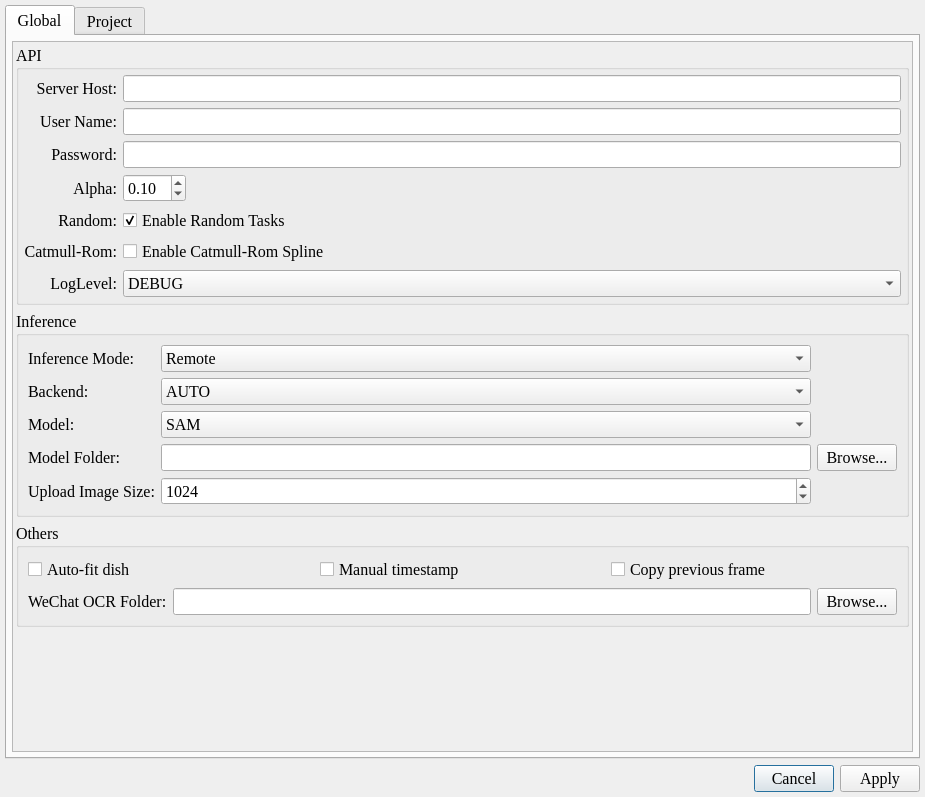
Above: resources/ui/dialog_settings.ui from ZhengGroupLZU/ZLabel before the change. Below: the same form after it.
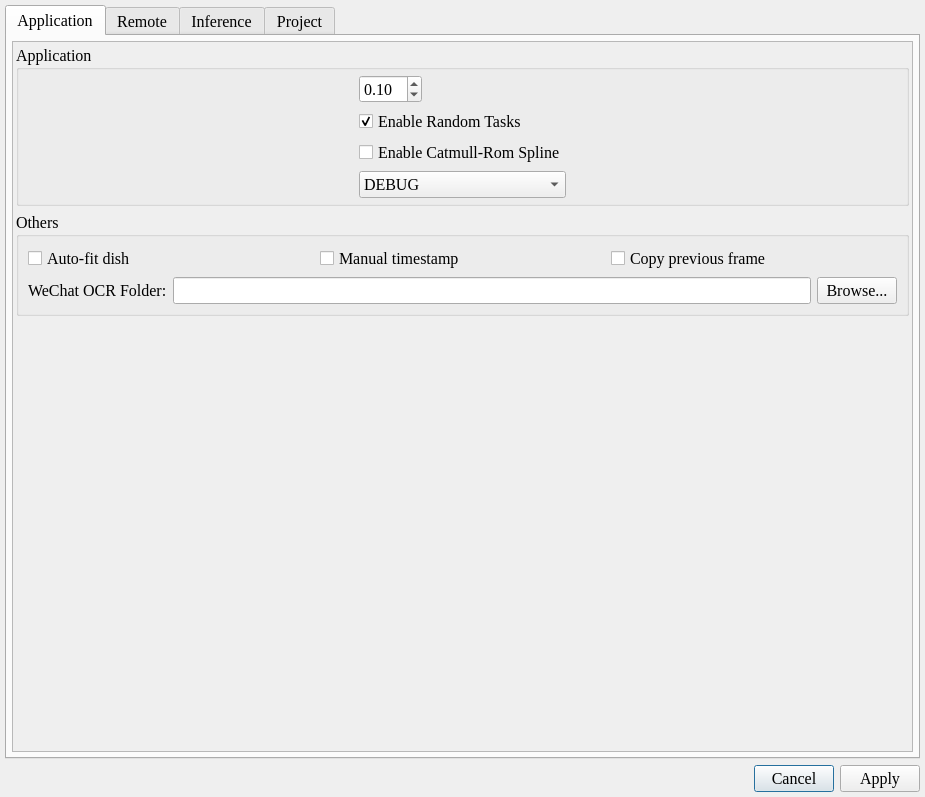
That is the form after the change. Icons and pictures are not drawn.

Commit message:
feat(settings): split Global tab into Application/Remote/Inference
- Application: display/workflow options (Alpha/Random/Catmull/LogLevel + Others)
- Remote: server host/user/password
- Inference: mode/backend/model/folder/upload size
- Project tab unchanged; widget object names preserved

Patch:
```diff
--- a/resources/ui/dialog_settings.ui
+++ b/resources/ui/dialog_settings.ui
@@ -78,7 +78,7 @@
      </property>
      <widget class="QWidget" name="tab_global">
       <attribute name="title">
-       <string>Global</string>
+      <string>Application</string>
       </attribute>
       <layout class="QGridLayout" name="gridLayout_7">
        <property name="leftMargin">
@@ -123,7 +123,7 @@
            <item row="0" column="0">
             <widget class="QGroupBox" name="groupBox">
              <property name="title">
-              <string>API</string>
+         <string>Application</string>
              </property>
              <layout class="QGridLayout" name="gridLayout_2">
               <property name="leftMargin">
@@ -165,100 +165,6 @@
                   </property>
                  </widget>
                 </item>
-                <item row="1" column="1">
-                 <widget class="QLineEdit" name="ledit_username"/>
-                </item>
-                <item row="1" column="0">
-                 <widget class="QLabel" name="label_4">
-                  <property name="text">
-                   <string>User Name:</string>
-                  </property>
-                  <property name="alignment">
-                   <set>Qt::AlignmentFlag::AlignRight|Qt::AlignmentFlag::AlignTrailing|Qt::AlignmentFlag::AlignVCenter</set>
-                  </property>
-                 </widget>
-                </item>
-                <item row="3" column="0">
-                 <widget class="QLabel" name="label_6">
-                  <property name="text">
-                   <string>Alpha:</string>
-                  </property>
-                  <property name="alignment">
-                   <set>Qt::AlignmentFlag::AlignRight|Qt::AlignmentFlag::AlignTrailing|Qt::AlignmentFlag::AlignVCenter</set>
-                  </property>
-                 </widget>
-                </item>
-                <item row="2" column="1">
-                 <widget class="QLineEdit" name="ledit_password">
-                  <property name="inputMethodHints">
-                   <set>Qt::InputMethodHint::ImhHiddenText|Qt::InputMethodHint::ImhNoAutoUppercase|Qt::InputMethodHint::ImhNoPredictiveText|Qt::InputMethodHint::ImhSensitiveData</set>
-                  </property>
-                  <property name="echoMode">
-                   <enum>QLineEdit::EchoMode::Password</enum>
-                  </property>
-                 </widget>
-                </item>
-                <item row="0" column="1">
-                 <widget class="QLineEdit" name="ledit_host">
-                  <property name="enabled">
-                   <bool>true</bool>
-                  </property>
-                 </widget>
-                </item>
-                <item row="6" column="0">
-                 <widget class="QLabel" name="label_11">
-                  <property name="text">
-                   <string>LogLevel:</string>
-                  </property>
-                  <property name="alignment">
-                   <set>Qt::AlignmentFlag::AlignRight|Qt::AlignmentFlag::AlignTrailing|Qt::AlignmentFlag::AlignVCenter</set>
-                  </property>
-                 </widget>
-                </item>
-                <item row="2" column="0">
-                 <widget class="QLabel" name="label_5">
-                  <property name="text">
-                   <string>Password:</string>
-                  </property>
-                  <property name="alignment">
-                   <set>Qt::AlignmentFlag::AlignRight|Qt::AlignmentFlag::AlignTrailing|Qt::AlignmentFlag::AlignVCenter</set>
-                  </property>
-                 </widget>
-                </item>
-                <item row="0" column="0">
-                 <widget class="QLabel" name="label">
-                  <property name="text">
-                   <string>Server Host:</string>
-                  </property>
-                  <property name="alignment">
-                   <set>Qt::AlignmentFlag::AlignRight|Qt::AlignmentFlag::AlignTrailing|Qt::AlignmentFlag::AlignVCenter</set>
-                  </property>
-                 </widget>
-                </item>
-                <item row="6" column="1">
-                 <widget class="QComboBox" name="cmbox_loglevel">
-                  <item>
-                   <property name="text">
-                    <string>DEBUG</string>
-                   </property>
-                  </item>
-                  <item>
-                   <property name="text">
-                    <string>INFO</string>
-                   </property>
-                  </item>
-                  <item>
-                   <property name="text">
-                    <string>WARNING</string>
-                   </property>
-                  </item>
-                  <item>
-                   <property name="text">
-                    <string>ERROR</string>
-                   </property>
-                  </item>
-                 </widget>
-                </item>
                 <item row="4" column="1">
                  <widget class="QCheckBox" name="ckbox_random">
                   <property name="text">
@@ -269,26 +175,6 @@
                   </property>
                  </widget>
                 </item>
-                <item row="4" column="0">
-                 <widget class="QLabel" name="label_2">
-                  <property name="text">
-                   <string>Random:</string>
-                  </property>
-                  <property name="alignment">
-                   <set>Qt::AlignmentFlag::AlignRight|Qt::AlignmentFlag::AlignTrailing|Qt::AlignmentFlag::AlignVCenter</set>
-                  </property>
-                 </widget>
-                </item>
-                <item row="5" column="0">
-                 <widget class="QLabel" name="label_3">
-                  <property name="text">
-                   <string>Catmull-Rom:</string>
-                  </property>
-                  <property name="alignment">
-                   <set>Qt::AlignmentFlag::AlignRight|Qt::AlignmentFlag::AlignTrailing|Qt::AlignmentFlag::AlignVCenter</set>
-                  </property>
-                 </widget>
-                </item>
                 <item row="5" column="1">
                  <widget class="QCheckBox" name="ckbox_catmull_rom">
                   <property name="text">
@@ -299,12 +185,87 @@
                   </property>
                  </widget>
                 </item>
+<item row="6" column="1">
+<widget class="QComboBox" name="cmbox_loglevel">
+<item>
+<property name="text">
+<string>DEBUG</string>
+</property>
+</item>
+<item>
+<property name="text">
+<string>INFO</string>
+</property>
+</item>
+<item>
+<property name="text">
+<string>WARNING</string>
+</property>
+</item>
+<item>
+<property name="text">
+<string>ERROR</string>
+</property>
+</item>
+</widget>
+</item>
                </layout>
               </item>
              </layout>
             </widget>
            </item>
-           <item row="3" column="0">
+      <item row="1" column="0">
+       <widget class="QGroupBox" name="gbox_others">
+<property name="title">
+<string>Others</string>
+</property>
+<layout class="QGridLayout" name="grid_inference_2">
+<item row="2" column="0">
+<widget class="QLabel" name="label_ocr_dir">
+<property name="text">
+<string>WeChat OCR Folder:</string>
+</property>
+</widget>
+</item>
+<item row="2" column="1">
+<widget class="QLineEdit" name="ledit_ocr_dir"/>
+</item>
+<item row="2" column="2">
+<widget class="QPushButton" name="btn_ocr_dir">
+<property name="text">
+<string>Browse...</string>
+</property>
+</widget>
+</item>
+<item row="0" column="0" colspan="3">
+<layout class="QHBoxLayout" name="horizontalLayout">
+<item>
+<widget class="QCheckBox" name="ckbox_auto_dish">
+<property name="text">
+<string>Auto-fit dish</string>
+</property>
+</widget>
+</item>
+<item>
+<widget class="QCheckBox" name="ckbox_ocr_enable">
+<property name="text">
+<string>Manual timestamp</string>
+</property>
+</widget>
+</item>
+<item>
+<widget class="QCheckBox" name="ckbox_copy_prev">
+<property name="text">
+<string>Copy previous frame</string>
+</property>
+</widget>
+</item>
+</layout>
+</item>
+</layout>
+</widget>
+      </item>
+      <item row="2" column="0">
             <spacer name="verticalSpacer">
              <property name="orientation">
               <enum>Qt::Orientation::Vertical</enum>
@@ -317,7 +278,165 @@
              </property>
             </spacer>
            </item>
+         </layout>
+        </widget>
+       </widget>
+      </item>
+     </layout>
+    </widget>
+<widget class="QWidget" name="tab_remote">
+     <attribute name="title">
+      <string>Remote</string>
+     </attribute>
+     <layout class="QGridLayout" name="gridLayout_remote">
+      <property name="leftMargin">
+       <number>5</number>
+      </property>
+      <property name="topMargin">
+       <number>5</number>
+      </property>
+      <property name="rightMargin">
+       <number>5</number>
+      </property>
+      <property name="bottomMargin">
+       <number>5</number>
+      </property>
+      <item row="0" column="0">
+       <widget class="QScrollArea" name="scrollArea_remote">
+        <property name="widgetResizable">
+         <bool>true</bool>
+        </property>
+        <widget class="QWidget" name="scrollAreaWidgetContents_remote">
+         <property name="geometry">
+          <rect>
+           <x>0</x>
+           <y>0</y>
+           <width>895</width>
+           <height>706</height>
+          </rect>
+         </property>
+         <layout class="QGridLayout" name="gridLayout_remote_body">
+          <property name="leftMargin">
+           <number>3</number>
+          </property>
+          <property name="topMargin">
+           <number>3</number>
+          </property>
+          <property name="rightMargin">
+           <number>3</number>
+          </property>
+          <property name="bottomMargin">
+           <number>3</number>
+          </property>
+          <item row="0" column="0">
+       <widget class="QGroupBox" name="groupBox_remote">
+        <property name="title">
+         <string>Remote API</string>
+        </property>
+        <layout class="QGridLayout" name="gridLayout_2_remote">
+         <property name="leftMargin">
+          <number>5</number>
+         </property>
+         <property name="topMargin">
+          <number>5</number>
+         </property>
+         <property name="rightMargin">
+          <number>5</number>
+         </property>
+         <property name="bottomMargin">
+          <number>5</number>
+         </property>
+         <item row="0" column="0">
+          <layout class="QGridLayout" name="gridLayout_4_remote">
+           <item row="0" column="1">
+<widget class="QLineEdit" name="ledit_host">
+<property name="enabled">
+<bool>true</bool>
+</property>
+</widget>
+</item>
+<item row="1" column="1">
+<widget class="QLineEdit" name="ledit_username"/>
+</item>
+<item row="2" column="1">
+<widget class="QLineEdit" name="ledit_password">
+<property name="inputMethodHints">
+<set>Qt::InputMethodHint::ImhHiddenText|Qt::InputMethodHint::ImhNoAutoUppercase|Qt::InputMethodHint::ImhNoPredictiveText|Qt::InputMethodHint::ImhSensitiveData</set>
+</property>
+<property name="echoMode">
+<enum>QLineEdit::EchoMode::Password</enum>
+</property>
+</widget>
+</item>
+          </layout>
+         </item>
+        </layout>
+       </widget>
+      </item>
            <item row="1" column="0">
+       <spacer name="verticalSpacer_remote">
+         <property name="orientation">
+          <enum>Qt::Orientation::Vertical</enum>
+         </property>
+         <property name="sizeHint" stdset="0">
+          <size>
+           <width>20</width>
+           <height>40</height>
+          </size>
+         </property>
+        </spacer>
+      </item>
+         </layout>
+        </widget>
+       </widget>
+      </item>
+     </layout>
+    </widget>
+<widget class="QWidget" name="tab_inference">
+     <attribute name="title">
+      <string>Inference</string>
+     </attribute>
+     <layout class="QGridLayout" name="gridLayout_inference">
+      <property name="leftMargin">
+       <number>5</number>
+      </property>
+      <property name="topMargin">
+       <number>5</number>
+      </property>
+      <property name="rightMargin">
+       <number>5</number>
+      </property>
+      <property name="bottomMargin">
+       <number>5</number>
+      </property>
+      <item row="0" column="0">
+       <widget class="QScrollArea" name="scrollArea_inference">
+        <property name="widgetResizable">
+         <bool>true</bool>
+        </property>
+        <widget class="QWidget" name="scrollAreaWidgetContents_inference">
+         <property name="geometry">
+          <rect>
+           <x>0</x>
+           <y>0</y>
+           <width>895</width>
+           <height>706</height>
+          </rect>
+         </property>
+         <layout class="QGridLayout" name="gridLayout_inference_body">
+          <property name="leftMargin">
+           <number>3</number>
+          </property>
+          <property name="topMargin">
+           <number>3</number>
+          </property>
+          <property name="rightMargin">
+           <number>3</number>
+          </property>
+          <property name="bottomMargin">
+           <number>3</number>
+          </property>
+          <item row="0" column="0">
             <widget class="QGroupBox" name="gbox_inference">
              <property name="title">
               <string>Inference</string>
@@ -459,56 +578,18 @@
              </layout>
             </widget>
            </item>
-           <item row="2" column="0">
-            <widget class="QGroupBox" name="gbox_others">
-             <property name="title">
-              <string>Others</string>
-             </property>
-             <layout class="QGridLayout" name="grid_inference_2">
-              <item row="2" column="0">
-               <widget class="QLabel" name="label_ocr_dir">
-                <property name="text">
-                 <string>WeChat OCR Folder:</string>
-                </property>
-               </widget>
-              </item>
-              <item row="2" column="1">
-               <widget class="QLineEdit" name="ledit_ocr_dir"/>
-              </item>
-              <item row="2" column="2">
-               <widget class="QPushButton" name="btn_ocr_dir">
-                <property name="text">
-                 <string>Browse...</string>
-                </property>
-               </widget>
-              </item>
-              <item row="0" column="0" colspan="3">
-               <layout class="QHBoxLayout" name="horizontalLayout">
-                <item>
-                 <widget class="QCheckBox" name="ckbox_auto_dish">
-                  <property name="text">
-                   <string>Auto-fit dish</string>
-                  </property>
-                 </widget>
-                </item>
-                <item>
-                 <widget class="QCheckBox" name="ckbox_ocr_enable">
-                  <property name="text">
-                   <string>Manual timestamp</string>
-                  </property>
-                 </widget>
-                </item>
-                <item>
-                 <widget class="QCheckBox" name="ckbox_copy_prev">
-                  <property name="text">
-                   <string>Copy previous frame</string>
-                  </property>
-                 </widget>
-                </item>
-               </layout>
-              </item>
-             </layout>
-            </widget>
+      <item row="1" column="0">
+       <spacer name="verticalSpacer_inference">
+         <property name="orientation">
+          <enum>Qt::Orientation::Vertical</enum>
+         </property>
+         <property name="sizeHint" stdset="0">
+          <size>
+           <width>20</width>
+           <height>40</height>
+          </size>
+         </property>
+        </spacer>
            </item>
           </layout>
          </widget>
```
Left out of the diff: 4 changed lines with no effect on the pictures. Lines whose indentation alone changed are shown as unchanged. The commit also changes 2 other files.
